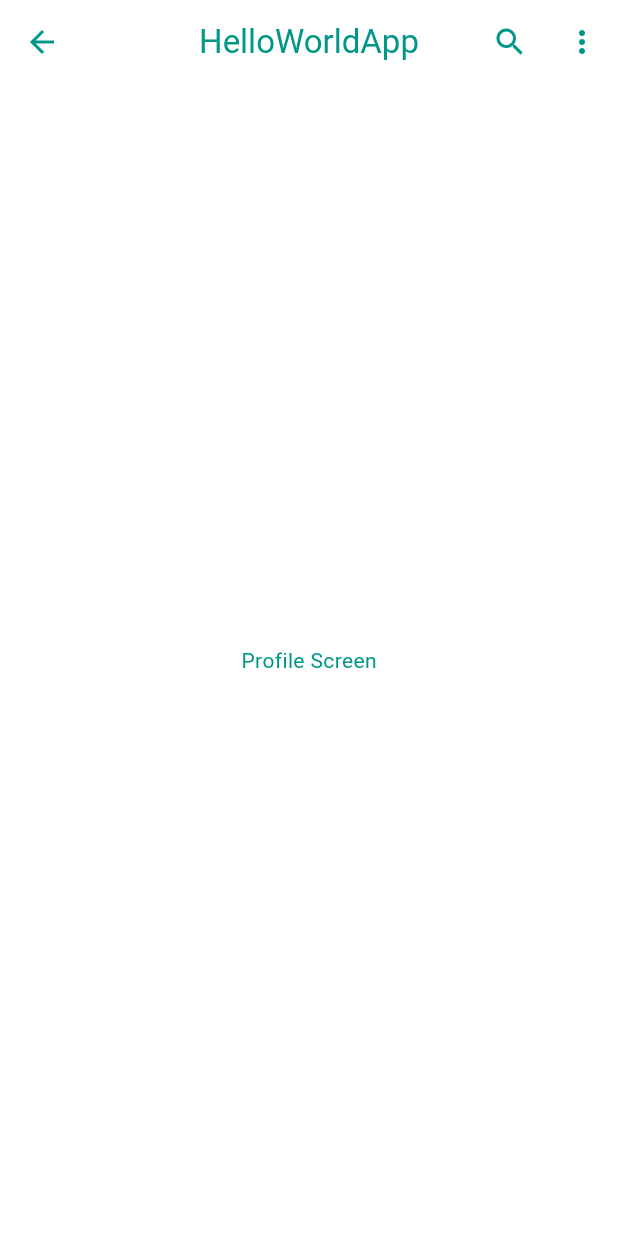
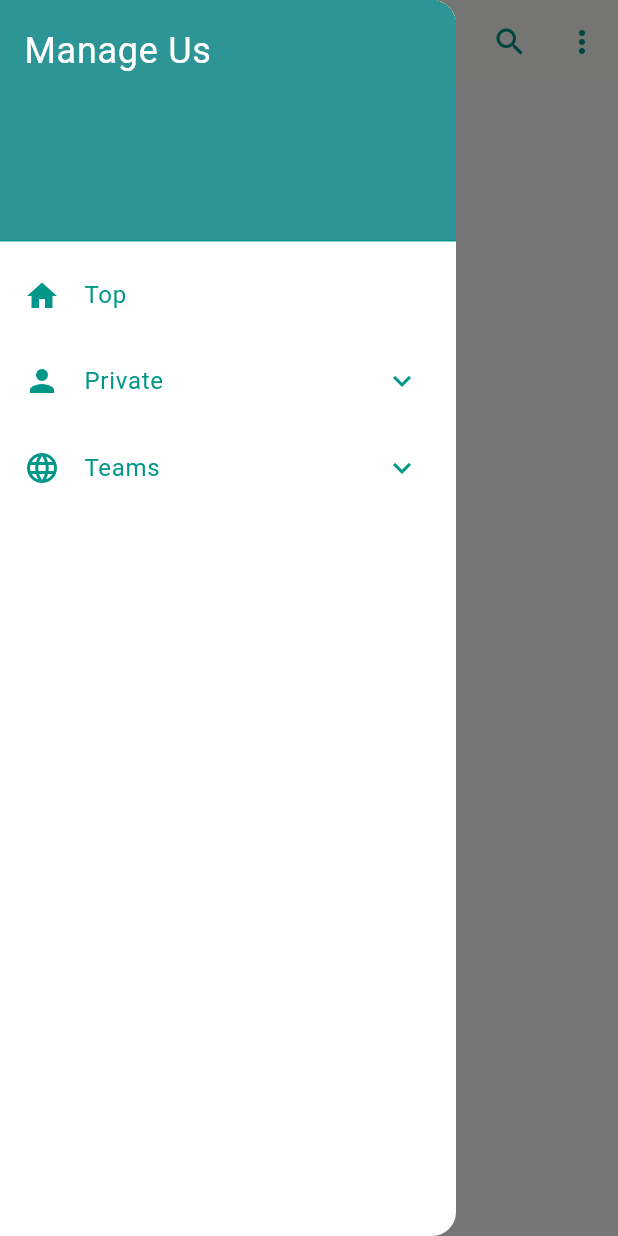
Before and after one commit to Ryota-Kurokawa/manage_us, a Flutter app: the ProfileScreen screen opened by its route, with the side drawer open (before the commit the screen has no drawer), on a phone screen of 412 x 824 dp. Run offline on Flutter 3.47's test engine with Material 3 defaults, Android fonts, the phone set to English and light mode, and no system bars; our stand-ins replace go_router.

Commit message:
drawer実装

```diff
--- a/lib/importer/screen_importer.dart
+++ b/lib/importer/screen_importer.dart
@@ -1,5 +1,5 @@
 export 'package:go_router/go_router.dart';
 export '/routing.dart';
-export '../presentation/screen/home.dart';
-export '../presentation/screen/profile.dart';
-export '../presentation/component/manage_darwer.dart';
+export '../presentation/screen/private/home.dart';
+export '../presentation/screen/private/profile.dart';
+export '../presentation/component/manage_drawer.dart';
--- a/lib/main.dart
+++ b/lib/main.dart
@@ -13,6 +13,7 @@ class ManageUs extends StatelessWidget {
     return MaterialApp.router(
       title: 'Manage Us',
       routerConfig: appRouter,
+      debugShowCheckedModeBanner: false,
       theme: ThemeData(
         primarySwatch: Colors.teal,
         colorScheme: const ColorScheme(
--- /dev/null
+++ b/lib/presentation/component/manage_drawer.dart
@@ -0,0 +1,74 @@
+import 'package:flutter/material.dart';
+import 'package:manage_us/importer/screen_importer.dart';
+
+class ManageDrawer extends StatelessWidget {
+  const ManageDrawer({super.key});
+
+  @override
+  Widget build(BuildContext context) {
+    return Drawer(
+      child: ListView(
+        children: [
+          DrawerHeader(
+            decoration: BoxDecoration(
+              color: Theme.of(context).colorScheme.secondary,
+            ),
+            child: const Text(
+              'Manage Us',
+              style: TextStyle(
+                color: Colors.white,
+                fontSize: 24,
+              ),
+            ),
+          ),
+          ListTile(
+            title: const Text('Top'),
+            leading: const Icon(Icons.home),
+            onTap: () {
+              context.go('/top');
+            },
+          ),
+          ExpansionTile(
+            title: const Text("Private"),
+            leading: const Icon(Icons.person),
+            textColor: Colors.white,
+            iconColor: Colors.white,
+            backgroundColor: Theme.of(context).colorScheme.secondary,
+            children: [
+              ListTile(
+                title: const Text('Home'),
+                textColor: Colors.white,
+                onTap: () {
+                  context.go('/home');
+                },
+              ),
+              ListTile(
+                title: const Text('Profile'),
+                textColor: Colors.white,
+                onTap: () {
+                  context.go('/profile');
+                },
+              ),
+            ],
+          ),
+          ExpansionTile(
+            title: const Text("Teams"),
+            leading: const Icon(Icons.language_sharp),
+            textColor: Colors.white,
+            iconColor: Colors.white,
+            backgroundColor: Theme.of(context).colorScheme.secondary,
+            children: [
+              ListTile(
+                title: const Text('teams'),
+                textColor: Colors.white,
+                onTap: () {
+                  context.go('/teams');
+                },
+              ),
+            ],
+          ),
+        ],
+      ),
+    );
+  }
+}
--- a/lib/presentation/screen/profile.dart
+++ b/lib/presentation/screen/private/private.dart
@@ -1,14 +1,13 @@
 import 'package:flutter/material.dart';
-import 'package:manage_us/presentation/component/manage_appbar.dart';
+import 'package:manage_us/presentation/component/manage_drawer.dart';
 
-class ProfileScreen extends StatelessWidget {
-  ProfileScreen({super.key});
+class PrivateScreen extends StatelessWidget {
+  const PrivateScreen({super.key});
 
   @override
   Widget build(BuildContext context) {
     return Scaffold(
       appBar: AppBar(
-        title: Text('HelloWorldApp'),
         centerTitle: true,
         actions: [
           IconButton(icon: Icon(Icons.search), onPressed: () {}),
@@ -17,16 +16,7 @@ class ProfileScreen extends StatelessWidget {
         elevation: 0,
         backgroundColor: Colors.transparent,
       ),
-      body: Center(
-        child: Column(
-          mainAxisAlignment: MainAxisAlignment.center,
-          children: <Widget>[
-            Text(
-              'Profile Screen',
-            ),
-          ],
-        ),
-      ),
+      drawer: const ManageDrawer(),
     );
   }
 }
--- /dev/null
+++ b/lib/presentation/screen/private/profile.dart
@@ -0,0 +1,35 @@
+import 'package:flutter/material.dart';
+import 'package:manage_us/presentation/component/manage_drawer.dart';
+
+class ProfileScreen extends StatelessWidget {
+  const ProfileScreen({super.key});
+
+  @override
+  Widget build(BuildContext context) {
+    return Scaffold(
+      appBar: AppBar(
+        title: const Text(
+          'Profile',
+          style: TextStyle(fontWeight: FontWeight.w800, fontSize: 25),
+        ),
+        centerTitle: true,
+        actions: [
+          IconButton(icon: Icon(Icons.search), onPressed: () {}),
+          IconButton(icon: Icon(Icons.more_vert), onPressed: () {}),
+        ],
+        elevation: 1,
+      ),
+      drawer: const ManageDrawer(),
+      body: const Center(
+        child: Column(
+          mainAxisAlignment: MainAxisAlignment.center,
+          children: <Widget>[
+            Text(
+              'Profile Screen',
+            ),
+          ],
+        ),
+      ),
+    );
+  }
+}
--- a/lib/routing.dart
+++ b/lib/routing.dart
@@ -1,17 +1,26 @@
 import 'package:flutter/material.dart';
 import 'package:go_router/go_router.dart';
-import 'package:manage_us/presentation/screen/home.dart';
-import 'package:manage_us/presentation/screen/profile.dart';
-import 'package:manage_us/presentation/component/manage_darwer.dart';
+import 'package:manage_us/presentation/screen/private/home.dart';
+import 'package:manage_us/presentation/screen/private/private.dart';
+import 'package:manage_us/presentation/screen/private/profile.dart';
+import 'package:manage_us/presentation/component/manage_drawer.dart';
+import 'package:manage_us/presentation/screen/organization/team.dart';
+import 'package:manage_us/presentation/screen/top.dart';
 
 final appRouter = GoRouter(
   routes: <RouteBase>[
     GoRoute(
       path: '/',
       builder: (BuildContext context, GoRouterState state) {
-        return const HomeScreen();
+        return const TopScreen();
       },
       routes: <RouteBase>[
+        GoRoute(
+          path: "top",
+          builder: (context, state) {
+            return const TopScreen();
+          },
+        ),
         GoRoute(
           path: 'profile',
           builder: (BuildContext context, GoRouterState state) {
@@ -19,7 +28,27 @@ final appRouter = GoRouter(
           },
         ),
         GoRoute(
-            path: "darwer", builder: (context, state) => const ManageDarwer()),
+          path: "darwer",
+          builder: (context, state) => const ManageDrawer(),
+        ),
+        GoRoute(
+          path: "teams",
+          builder: (BuildContext context, GoRouterState state) {
+            return TeamsScreen();
+          },
+        ),
+        GoRoute(
+          path: "private",
+          builder: (BuildContext context, GoRouterState state) {
+            return PrivateScreen();
+          },
+        ),
+        GoRoute(
+          path: "home",
+          builder: (BuildContext context, GoRouterState state) {
+            return HomeScreen();
+          },
+        ),
       ],
     ),
   ],
```
Also changed, not shown: lib/presentation/component/manage_appbar.dart (deleted, +0 -20 lines), lib/presentation/component/manage_darwer.dart (deleted, +0 -40 lines), lib/presentation/screen/home.dart (deleted, +0 -40 lines), lib/presentation/screen/organization/team.dart (added, +26 -0 lines), lib/presentation/screen/private/home.dart (added, +32 -0 lines), lib/presentation/screen/top.dart (added, +26 -0 lines).
